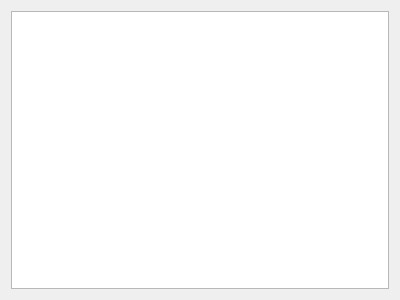
This is src/plugins/git/gitorious/gitoriousrepositorywizardpage.ui in qt-creator/qt-creator as Qt 5 draws it before an edit. The edited form follows.
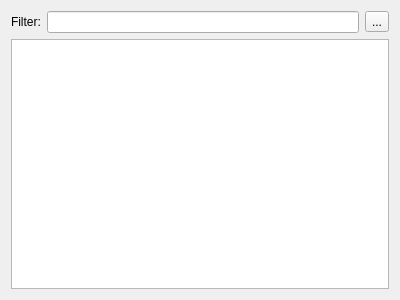
This is the edited form.

Commit message:
Gitorious Wizard: Add a repository filter field.
... to accommodate for the setup at Nokia.

Patch:
```diff
--- a/src/plugins/git/gitorious/gitoriousrepositorywizardpage.ui
+++ b/src/plugins/git/gitorious/gitoriousrepositorywizardpage.ui
@@ -14,6 +14,27 @@
    <string>WizardPage</string>
   </property>
   <layout class="QVBoxLayout" name="verticalLayout">
+   <item>
+    <layout class="QHBoxLayout" name="horizontalLayout">
+     <item>
+      <widget class="QLabel" name="filterLabel">
+       <property name="text">
+        <string>Filter:</string>
+       </property>
+      </widget>
+     </item>
+     <item>
+      <widget class="QLineEdit" name="filterLineEdit"/>
+     </item>
+     <item>
+      <widget class="QToolButton" name="filterClearButton">
+       <property name="text">
+        <string>...</string>
+       </property>
+      </widget>
+     </item>
+    </layout>
+   </item>
    <item>
     <widget class="QTreeView" name="repositoryTreeView"/>
    </item>
```
The commit also changes 2 other files.
